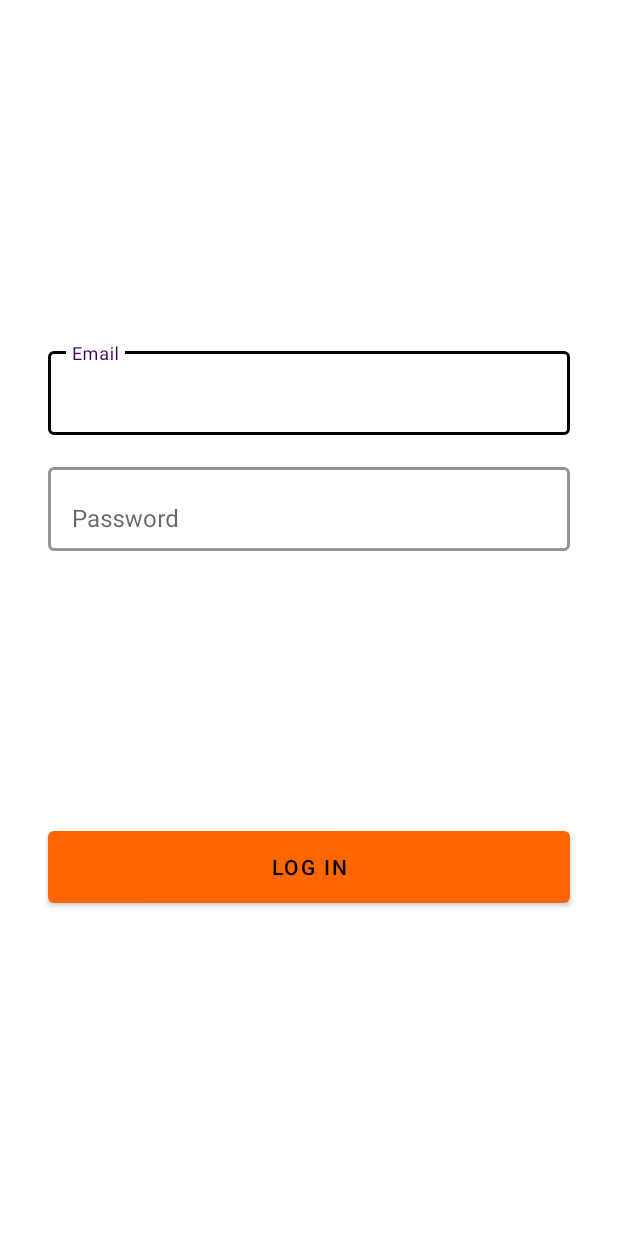
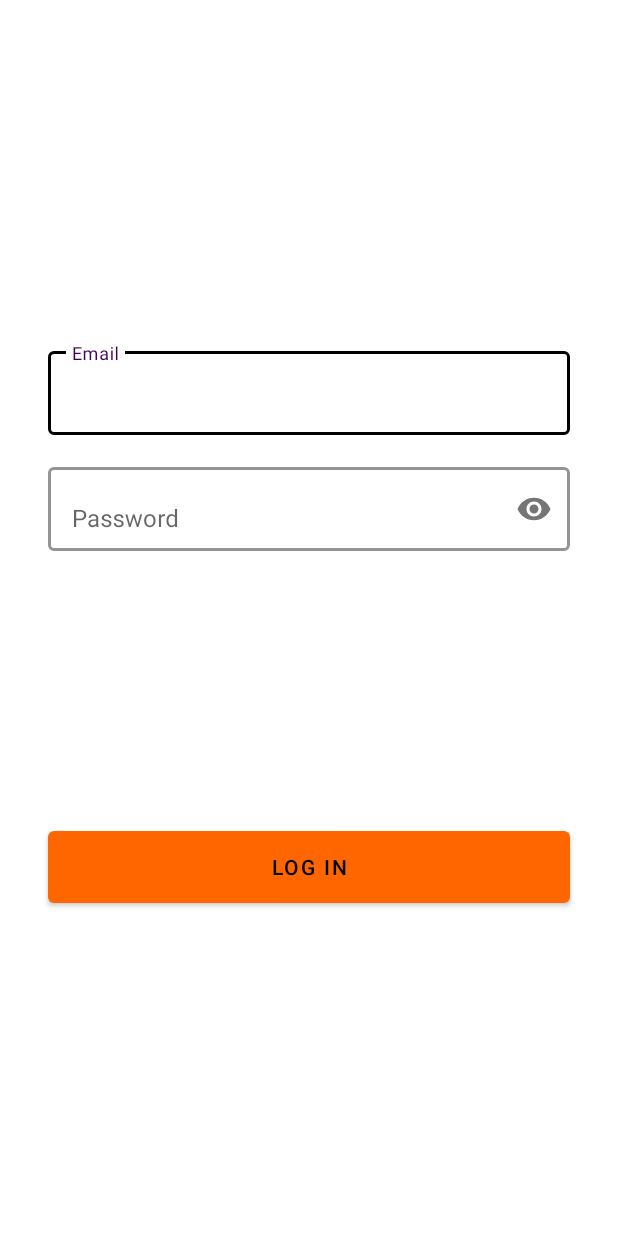
Before and after one commit to TzuHsien-Yeh/Noodoe-Android-Assignment, an Android app: the screen it shows after launch (MainActivity), on a phone screen of 412 x 824 dp. Run offline under Robolectric (Android 15) with nearby library versions, the phone set to English and light mode, and no system bars; our stand-ins replace Dagger/Hilt's generated code, Timber.

Commit message:
Enable password toggle and specify input types

```diff
--- a/app/src/main/res/layout/fragment_login.xml
+++ b/app/src/main/res/layout/fragment_login.xml
@@ -28,7 +28,8 @@
             android:layout_width="match_parent"
             android:layout_height="match_parent"
             android:hint="@string/email"
-            android:singleLine="true"/>
+            android:singleLine="true"
+            android:inputType="textEmailAddress"/>
     </com.google.android.material.textfield.TextInputLayout>
 
     <com.google.android.material.textfield.TextInputLayout
@@ -46,14 +47,16 @@
         app:boxCornerRadiusTopStart="4dp"
         app:boxCornerRadiusTopEnd="4dp"
         app:boxCornerRadiusBottomStart="4dp"
-        app:boxCornerRadiusBottomEnd="4dp">
+        app:boxCornerRadiusBottomEnd="4dp"
+        app:passwordToggleEnabled="true">
 
         <com.google.android.material.textfield.TextInputEditText
             android:id="@+id/edit_password"
             android:layout_width="match_parent"
             android:layout_height="match_parent"
             android:singleLine="true"
-            android:hint="@string/password" />
+            android:hint="@string/password"
+            android:inputType="textPassword" />
     </com.google.android.material.textfield.TextInputLayout>
 
     <Button
```
